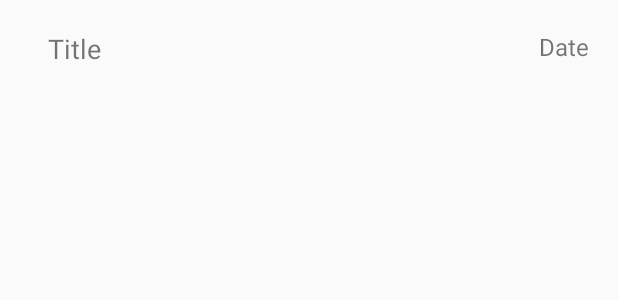
After one commit to BrendanKiernan196/Deadlines, an Android app: the layout event_list_row.xml on its own in the app's theme, with its tools: preview values and no code run, on a phone screen of 412 x 824 dp. The commit adds this screen. Shown: the top 300 px of the screen. Run offline under Robolectric (Android 15) with nearby library versions, the phone set to English and light mode, and no system bars.

Commit message:
Laid the groundwork for RecyclerView functionality including the EventAdapter class and XML to render.

```diff
--- a/app/src/main/java/com/kiernan/deadlines/EventTypeBag.java
+++ b/app/src/main/java/com/kiernan/deadlines/EventTypeBag.java
@@ -5,7 +5,6 @@ import android.support.annotation.RequiresApi;
 
 import java.io.File;
 import java.io.FileInputStream;
-import java.io.FileNotFoundException;
 import java.io.FileOutputStream;
 import java.io.IOException;
 import java.io.ObjectInputStream;
--- /dev/null
+++ b/app/src/main/res/layout/event_list_row.xml
@@ -0,0 +1,41 @@
+<?xml version="1.0" encoding="utf-8"?>
+<RelativeLayout xmlns:android="http://schemas.android.com/apk/res/android"
+    xmlns:tools="http://schemas.android.com/tools"
+    android:layout_width="match_parent"
+    android:layout_height="wrap_content"
+    android:background="?android:attr/selectableItemBackground"
+    android:clickable="true"
+    android:focusable="true"
+    android:orientation="vertical"
+    android:paddingBottom="@dimen/row_padding_vertical"
+    android:paddingLeft="@dimen/activity_horizontal_margin"
+    android:paddingRight="@dimen/activity_horizontal_margin"
+    android:paddingTop="@dimen/row_padding_vertical">
+
+    <TextView
+        android:id="@+id/title"
+        android:layout_width="wrap_content"
+        android:layout_height="wrap_content"
+        android:layout_alignParentStart="true"
+        android:layout_alignParentLeft="true"
+        android:layout_alignParentTop="true"
+        android:layout_marginStart="16dp"
+        android:layout_marginLeft="16dp"
+        android:layout_marginTop="10dp"
+        android:text="Title"
+        android:textSize="18sp" />
+
+    <TextView
+        android:id="@+id/date"
+        android:layout_width="wrap_content"
+        android:layout_height="wrap_content"
+        android:layout_alignParentTop="true"
+        android:layout_marginStart="292dp"
+        android:layout_marginLeft="292dp"
+        android:layout_marginTop="10dp"
+        android:layout_toEndOf="@+id/title"
+        android:layout_toRightOf="@+id/title"
+        android:text="Date"
+        android:textSize="16sp" />
+
+</RelativeLayout>
--- /dev/null
+++ b/app/src/main/res/values/dimens.xml
@@ -0,0 +1,7 @@
+<resources>
+    <!-- Default screen margins, per the Android Design guidelines. -->
+    <dimen name="activity_horizontal_margin">16dp</dimen>
+    <dimen name="activity_vertical_margin">16dp</dimen>
+    <dimen name="fab_margin">16dp</dimen>
+    <dimen name="row_padding_vertical">10dp</dimen>
+</resources>
--- a/build.gradle
+++ b/build.gradle
@@ -7,7 +7,7 @@ buildscript {
 
     }
     dependencies {
-        classpath 'com.android.tools.build:gradle:3.3.2'
+        classpath 'com.android.tools.build:gradle:3.4.0'
 
         // NOTE: Do not place your application dependencies here; they belong
         // in the individual module build.gradle files
```
Also changed, not shown: app/src/main/java/com/kiernan/deadlines/EventAdapter.java (added, +53 -0 lines), app/src/main/java/com/kiernan/deadlines/MainActivity.java (+25 -1 lines), app/src/main/res/layout/activity_main.xml (indentation only), gradle/wrapper/gradle-wrapper.properties, 2 other files.
